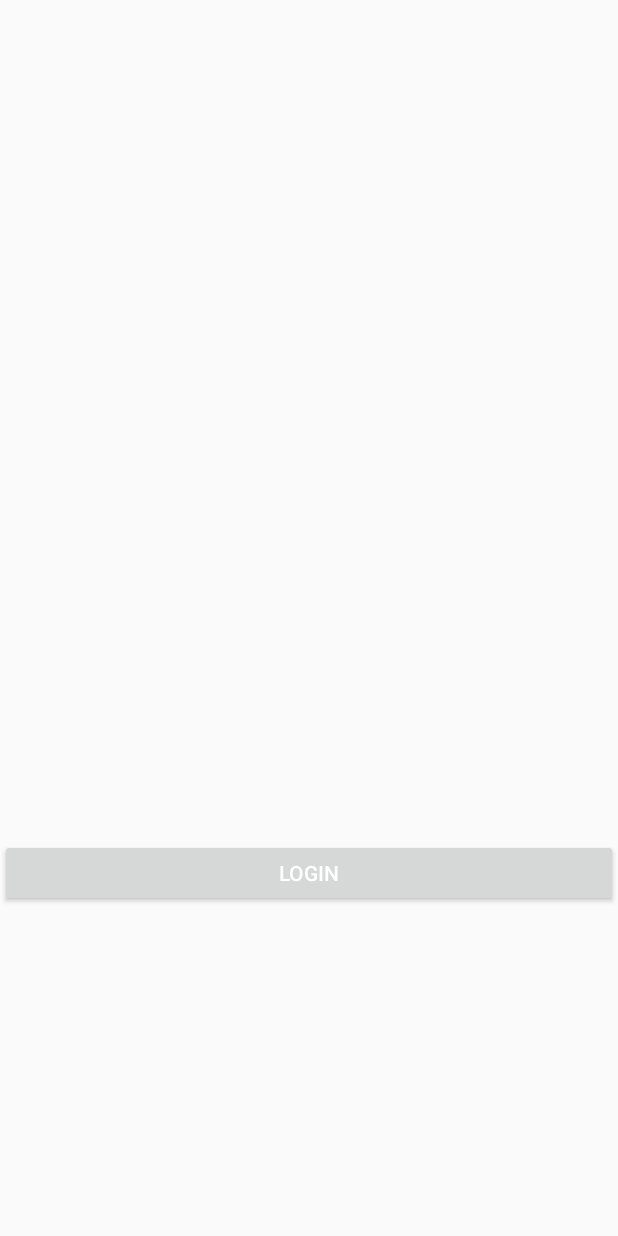
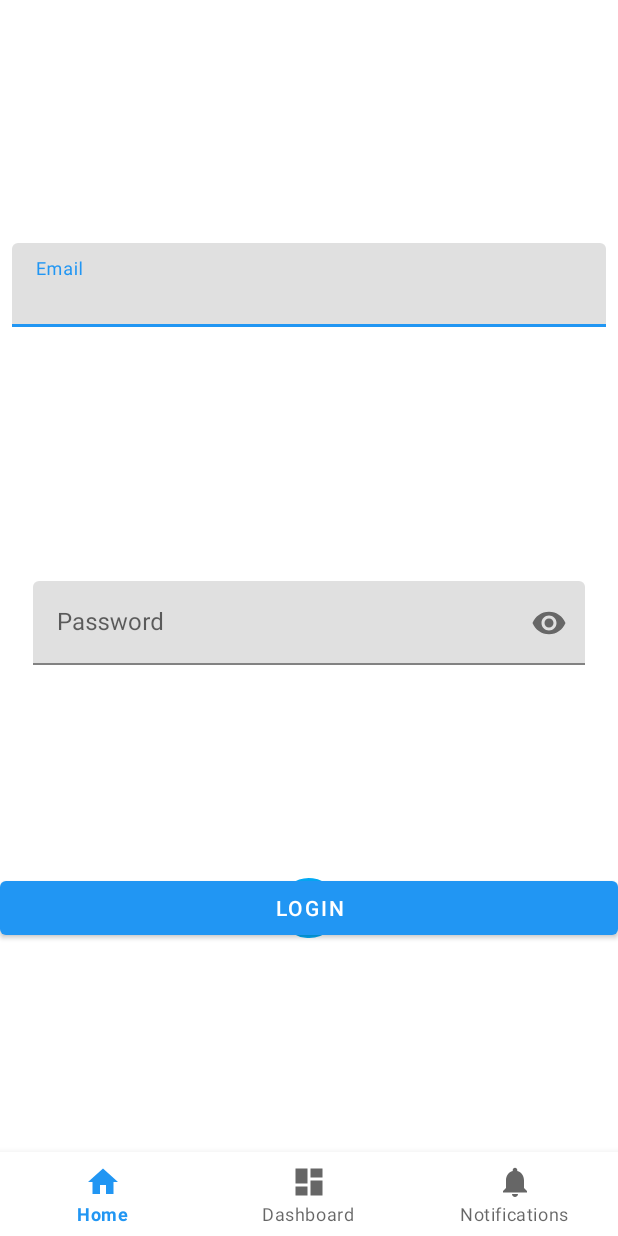
Before and after one commit to silas-adailton/Filmes, an Android app: the layout activity_login.xml on its own in the app's theme, with its tools: preview values and no code run, on a phone screen of 412 x 824 dp. Run offline under Robolectric (Android 15) with nearby library versions, the phone set to English and light mode, and no system bars; plain views replace TextInputLayout.

Commit message:
navigation

```diff
--- a/app/build.gradle
+++ b/app/build.gradle
@@ -8,7 +8,7 @@ apply plugin: 'kotlin-kapt'
 
 android {
     def ext = rootProject.extensions.ext
-    compileSdkVersion ext.android.compileSdkVersion
+    compileSdkVersion 28
 
     defaultConfig {
         applicationId ext.application.applicationId
@@ -41,7 +41,11 @@ android {
 dependencies {
 
     implementation fileTree(dir: 'libs', include: ['*.jar'])
+    implementation 'com.google.android.material:material:1.0.0-beta01'
+    implementation 'androidx.vectordrawable:vectordrawable:1.0.0-beta01'
     annotationProcessor "com.github.bumptech.glide:compiler:4.8.0"
+    implementation 'androidx.appcompat:appcompat:1.0.0-rc02'
+    implementation 'androidx.constraintlayout:constraintlayout:1.1.3'
 
     implementation project(':domain')
     implementation project(':data')
--- a/app/src/main/java/com/oliveira/silas/cad/di/Modules.kt
+++ b/app/src/main/java/com/oliveira/silas/cad/di/Modules.kt
@@ -3,6 +3,7 @@ package com.oliveira.silas.cad.di
 import com.google.firebase.database.FirebaseDatabase
 import com.oliveira.silas.cad.Constants
 import com.oliveira.silas.cad.ui.main.movie.MovieViewModel
+import com.oliveira.silas.cad.ui.main.user.LoginViewModel
 import com.oliveira.silas.cad.ui.main.user.UserViewModel
 import com.oliveira.silas.data.remote.movie.RepositoryRemoteMovie
 import com.oliveira.silas.data.remote.movie.mapper.MovieMapper
@@ -29,7 +30,7 @@ val repositoryModule: Module = module {
 val viewModelModule: Module = module {
 
     viewModel { UserViewModel(get()) }
-//    viewModel { LoginViewModel() }
+    viewModel { LoginViewModel() }
     viewModel { MovieViewModel(get()) }
 }
 
--- /dev/null
+++ b/app/src/main/res/drawable/ic_dashboard_black_24dp.xml
@@ -0,0 +1,9 @@
+<vector xmlns:android="http://schemas.android.com/apk/res/android"
+    android:width="24dp"
+    android:height="24dp"
+    android:viewportWidth="24.0"
+    android:viewportHeight="24.0">
+    <path
+        android:fillColor="#FF000000"
+        android:pathData="M3,13h8L11,3L3,3v10zM3,21h8v-6L3,15v6zM13,21h8L21,11h-8v10zM13,3v6h8L21,3h-8z" />
+</vector>
--- /dev/null
+++ b/app/src/main/res/drawable/ic_home_black_24dp.xml
@@ -0,0 +1,9 @@
+<vector xmlns:android="http://schemas.android.com/apk/res/android"
+    android:width="24dp"
+    android:height="24dp"
+    android:viewportWidth="24.0"
+    android:viewportHeight="24.0">
+    <path
+        android:fillColor="#FF000000"
+        android:pathData="M10,20v-6h4v6h5v-8h3L12,3 2,12h3v8z" />
+</vector>
--- /dev/null
+++ b/app/src/main/res/drawable/ic_notifications_black_24dp.xml
@@ -0,0 +1,9 @@
+<vector xmlns:android="http://schemas.android.com/apk/res/android"
+    android:width="24dp"
+    android:height="24dp"
+    android:viewportWidth="24.0"
+    android:viewportHeight="24.0">
+    <path
+        android:fillColor="#FF000000"
+        android:pathData="M12,22c1.1,0 2,-0.9 2,-2h-4c0,1.1 0.89,2 2,2zM18,16v-5c0,-3.07 -1.64,-5.64 -4.5,-6.32L13.5,4c0,-0.83 -0.67,-1.5 -1.5,-1.5s-1.5,0.67 -1.5,1.5v0.68C7.63,5.36 6,7.92 6,11v5l-2,2v1h16v-1l-2,-2z" />
+</vector>
--- a/app/src/main/res/layout/activity_login.xml
+++ b/app/src/main/res/layout/activity_login.xml
@@ -4,6 +4,8 @@
     xmlns:tools="http://schemas.android.com/tools">
 
     <data>
+
+        <import type="android.view.View" />
 
         <variable
             name="viewModel"
@@ -12,66 +14,85 @@
 
     <androidx.constraintlayout.widget.ConstraintLayout
         android:layout_width="match_parent"
-        android:layout_height="match_parent">
+        android:layout_height="match_parent"
+        app:layout_constraintBottom_toTopOf="@+id/textInputLayout_password"
+        app:layout_constraintTop_toTopOf="@+id/textInputLayout_password">
 
-        <!--<com.google.androidx.material.textfield.TextInputLayout-->
-            <!--android:id="@+id/TextInputLayout_email"-->
-            <!--android:layout_width="match_parent"-->
-            <!--android:layout_height="16dp"-->
-            <!--android:layout_marginTop="16dp"-->
-            <!--app:layout_constraintEnd_toEndOf="parent"-->
-            <!--app:layout_constraintHorizontal_bias="0.0"-->
-            <!--app:layout_constraintStart_toStartOf="parent"-->
-            <!--app:layout_constraintTop_toTopOf="parent">-->
+        <com.google.android.material.textfield.TextInputLayout
+            android:id="@+id/textInputLayout_email"
+            android:layout_width="0dp"
+            android:layout_height="wrap_content"
+            android:layout_marginStart="8dp"
+            android:layout_marginLeft="8dp"
+            android:layout_marginTop="24dp"
+            android:layout_marginEnd="8dp"
+            android:layout_marginRight="8dp"
+            android:layout_marginBottom="16dp"
+            app:layout_constraintBottom_toTopOf="@+id/textInputLayout_password"
+            app:layout_constraintEnd_toEndOf="parent"
+            app:layout_constraintStart_toStartOf="parent"
+            app:layout_constraintTop_toTopOf="parent">
 
-            <!--<EditText-->
-                <!--android:layout_width="match_parent"-->
-                <!--android:layout_height="wrap_content"-->
-                <!--android:hint="email"-->
-                <!--android:inputType="textEmailAddress"-->
-                <!--android:maxLines="1"-->
-                <!--android:text="@={viewModel.email}"-->
-                <!--android:textSize="20sp" />-->
+            <com.google.android.material.textfield.TextInputEditText
+                android:layout_width="match_parent"
+                android:layout_height="wrap_content"
+                android:hint="Email"
+                android:text="@={viewModel.email}" />
+        </com.google.android.material.textfield.TextInputLayout>
 
-        <!--</com.google.androidx.material.textfield.TextInputLayout>-->
+        <com.google.android.material.textfield.TextInputLayout
+            android:id="@+id/textInputLayout_password"
+            android:layout_width="368dp"
+            android:layout_height="wrap_content"
+            android:layout_marginTop="16dp"
+            app:layout_constraintBottom_toTopOf="@+id/relativeLayout"
+            app:layout_constraintEnd_toEndOf="parent"
+            app:layout_constraintStart_toStartOf="parent"
+            app:layout_constraintTop_toBottomOf="@+id/textInputLayout_email"
+            app:passwordToggleEnabled="true">
 
+            <com.google.android.material.textfield.TextInputEditText
+                android:layout_width="match_parent"
+                android:layout_height="wrap_content"
+                android:hint="Password"
+                android:inputType="textPassword"
+                android:text="@={viewModel.password}" />
+        </com.google.android.material.textfield.TextInputLayout>
 
-        <!--<com.google.androidx.material.textfield.TextInputLayout-->
-            <!--android:id="@+id/text_password"-->
-            <!--android:layout_width="match_parent"-->
-            <!--android:layout_height="wrap_content"-->
-            <!--android:layout_marginTop="20dp"-->
-            <!--app:layout_constraintEnd_toEndOf="parent"-->
-            <!--app:layout_constraintHorizontal_bias="1.0"-->
-            <!--app:layout_constraintStart_toStartOf="parent"-->
-            <!--app:layout_constraintTop_toBottomOf="@+id/TextInputLayout_email">-->
+        <RelativeLayout
+            android:id="@+id/relativeLayout"
+            android:layout_width="0dp"
+            android:layout_height="49dp"
+            app:layout_constraintBottom_toTopOf="@+id/navigation"
+            app:layout_constraintEnd_toEndOf="parent"
+            app:layout_constraintStart_toStartOf="parent"
+            app:layout_constraintTop_toBottomOf="@+id/textInputLayout_password">
 
-            <!--<EditText-->
-                <!--android:layout_width="match_parent"-->
-                <!--android:layout_height="wrap_content"-->
-                <!--android:hint="password"-->
-                <!--android:maxLines="1"-->
-                <!--android:text="@={viewModel.password}"-->
-                <!--android:textSize="20sp" />-->
+            <com.google.android.material.button.MaterialButton
+                android:id="@+id/disabled_material_button"
+                android:layout_width="match_parent"
+                android:layout_height="wrap_content"
+                android:onClick="@{()->viewModel.validateLogin()}"
+                android:text="Login" />
 
-        <!--</com.google.androidx.material.textfield.TextInputLayout>-->
+            <androidx.core.widget.ContentLoadingProgressBar
+                style="@style/Base.Widget.AppCompat.ProgressBar"
+                android:layout_width="match_parent"
+                android:layout_height="wrap_content"
+                android:visibility="visible" />
 
-        <Button
-            android:id="@+id/button"
+        </RelativeLayout>
+
+        <com.google.android.material.bottomnavigation.BottomNavigationView
+            android:id="@+id/navigation"
             android:layout_width="match_parent"
-            android:layout_height="45dp"
-            android:layout_marginTop="8dp"
-            android:layout_marginBottom="219dp"
-            android:text="login"
-            android:textColor="@android:color/white"
+            android:layout_height="0dp"
+            android:layout_alignParentStart="true"
+            android:layout_alignParentLeft="true"
+            android:layout_alignParentBottom="true"
             app:layout_constraintBottom_toBottomOf="parent"
             app:layout_constraintEnd_toEndOf="parent"
-            app:layout_constraintHorizontal_bias="1.0"
             app:layout_constraintStart_toStartOf="parent"
-            app:layout_constraintTop_toBottomOf="@+id/text_password"
-            app:layout_constraintVertical_bias="0.083" />
-
-
+            app:menu="@menu/navigation" />
     </androidx.constraintlayout.widget.ConstraintLayout>
-
 </layout>
--- /dev/null
+++ b/app/src/main/res/menu/navigation.xml
@@ -0,0 +1,19 @@
+<?xml version="1.0" encoding="utf-8"?>
+<menu xmlns:android="http://schemas.android.com/apk/res/android">
+
+    <item
+        android:id="@+id/navigation_home"
+        android:icon="@drawable/ic_home_black_24dp"
+        android:title="@string/title_home" />
+
+    <item
+        android:id="@+id/navigation_dashboard"
+        android:icon="@drawable/ic_dashboard_black_24dp"
+        android:title="@string/title_dashboard" />
+
+    <item
+        android:id="@+id/navigation_notifications"
+        android:icon="@drawable/ic_notifications_black_24dp"
+        android:title="@string/title_notifications" />
+
+</menu>
--- a/app/src/main/res/navigation/nav_card.xml
+++ /dev/null
@@ -1,5 +0,0 @@
-<?xml version="1.0" encoding="utf-8"?>
-<navigation xmlns:android="http://schemas.android.com/apk/res/android"
-    xmlns:app="http://schemas.android.com/apk/res-auto" android:id="@+id/nav_card">
-
-</navigation>
--- a/app/src/main/res/values/strings.xml
+++ b/app/src/main/res/values/strings.xml
@@ -13,4 +13,8 @@
     <string name="permission_rationale">"Contacts permissions are needed for providing email
         completions."
     </string>
+    <string name="title_activity_bot">BotActivity</string>
+    <string name="title_home">Home</string>
+    <string name="title_dashboard">Dashboard</string>
+    <string name="title_notifications">Notifications</string>
 </resources>
--- a/app/src/main/res/values/styles.xml
+++ b/app/src/main/res/values/styles.xml
@@ -1,14 +1,11 @@
 <resources>
 
     <!-- Base application theme. -->
-    <style name="AppTheme" parent="Theme.AppCompat.Light.DarkActionBar">
+    <style name="AppTheme" parent="Theme.MaterialComponents.Light.DarkActionBar">
         <!-- Customize your theme here. -->
         <item name="colorPrimary">#2196F3</item>
         <item name="colorPrimaryDark">#1976D2</item>
         <item name="colorAccent">#03A9F4</item>
-        <item name="android:textColorPrimary">#212121</item>
-        <item name="android:textColorSecondary">#757575</item>
-        <item name="android:divider">#BDBDBD</item>
         <item name="windowActionModeOverlay">true</item>
 
     </style>
```
Also changed, not shown: app/src/main/AndroidManifest.xml (+7 -3 lines), app/src/main/java/com/oliveira/silas/cad/ui/main/BotActivity.kt (added, +35 -0 lines), app/src/main/java/com/oliveira/silas/cad/ui/main/user/LoginActivity.kt (+35 -1 lines), app/src/main/java/com/oliveira/silas/cad/ui/main/user/LoginViewModel.kt (+12 -47 lines), app/src/main/res/layout/activity_bot.xml (added, +19 -0 lines), app/src/main/res/layout/main_activity.xml (+6 -4 lines), app/src/main/res/menu/bottom_navigation_menu.xml (added, +14 -0 lines), app/src/main/res/values/colors.xml (+4 -3 lines), configuration/dependencies.gradle (+25 -23 lines).
